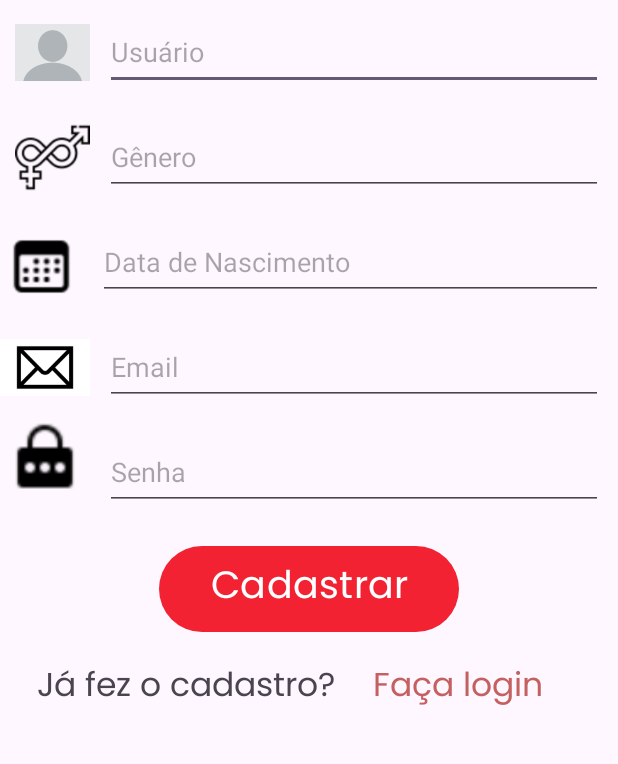
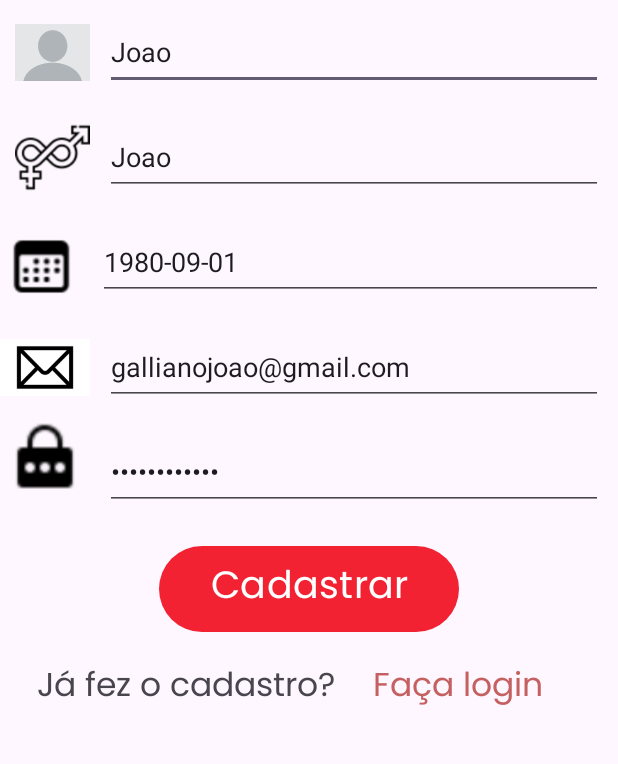
Before and after one commit to JoaoFGalliano/LibertFy, an Android app: the Cadastro screen opened directly, with no data from a screen before it, after a tap on "Cadastrar", on a phone screen of 412 x 824 dp, the part 389-1153 px from its top. Run offline under Robolectric (Android 15) with nearby library versions, the phone set to English and light mode, and no system bars.

Commit message:
ajustado conexões do kotlin

```diff
--- a/app/src/main/AndroidManifest.xml
+++ b/app/src/main/AndroidManifest.xml
@@ -13,6 +13,8 @@
         android:roundIcon="@mipmap/ic_launcher_round"
         android:supportsRtl="true"
         android:theme="@style/Theme.LibertFy"
+        android:usesCleartextTraffic="true"
+        android:networkSecurityConfig="@xml/network_security_config"
         tools:targetApi="31">
         <activity
             android:name=".Categorias"
--- a/app/src/main/java/com/sptech/libertfy/Cadastro.kt
+++ b/app/src/main/java/com/sptech/libertfy/Cadastro.kt
@@ -1,8 +1,10 @@
 package com.sptech.libertfy
 
 import android.content.Intent
+import android.os.Build
 import androidx.appcompat.app.AppCompatActivity
 import android.os.Bundle
+import androidx.annotation.RequiresApi
 import com.sptech.libertfy.api.LibertFyAPI
 import com.sptech.libertfy.api.model.Usuario
 import com.sptech.libertfy.databinding.ActivityCadastroBinding
@@ -11,6 +13,7 @@ import okhttp3.MediaType.Companion.toMediaTypeOrNull
 import okhttp3.RequestBody.Companion.toRequestBody
 import retrofit2.Call
 import retrofit2.Response
+import java.time.LocalDate
 
 
 class Cadastro : AppCompatActivity() {
@@ -36,11 +39,14 @@ class Cadastro : AppCompatActivity() {
 
     }
 
+    @RequiresApi(Build.VERSION_CODES.O)
     private fun cadastrar() {
         val endpoint = LibertFyAPI.criar()
 
         // Crie sua carga útil "raw" como uma String
-        val jsonPayload =
+        val jsonPayload = """
+
+        """.trimIndent()
                      "{\"nome\": \"${binding.etUsuario.text.toString()}\",\n" +
                     "  \"genero\": \"${binding.etGenero.text.toString()}\",\n" +
                     "  \"data\": \"${binding.etData.text.toString()}\",\n" +
@@ -50,13 +56,21 @@ class Cadastro : AppCompatActivity() {
         // Converta a String em um RequestBody
         val requestBody = jsonPayload.toRequestBody("application/json".toMediaTypeOrNull())
 
-        endpoint.criarComentario("oijioiou", Sessao.token)
+       // endpoint.criarComentario("oijioiou", Sessao.token)
 
         // Faça a chamada à API passando o RequestBody
-        val callback = endpoint.post(requestBody)
-        callback.enqueue(object : retrofit2.Callback<Usuario> {
+        val usuario = Usuario(
+            null,
+            binding.etUsuario.text.toString(),
+            binding.etGenero.text.toString(),
+            binding.etData.text.toString(),
+            binding.etEmail.text.toString(),
+            binding.etSenha.text.toString()
+        )
+        val callback = endpoint.post(usuario)
+        callback.enqueue(object : retrofit2.Callback<Void> {
 
-            override fun onResponse(call: Call<Usuario>, response: Response<Usuario>) {
+            override fun onResponse(call: Call<Void>, response: Response<Void>) {
                 when {
                     response.isSuccessful -> {
                         print("Deu Bom")
@@ -66,7 +80,7 @@ class Cadastro : AppCompatActivity() {
                 }
             }
 
-            override fun onFailure(call: Call<Usuario>, t: Throwable) {
+            override fun onFailure(call: Call<Void>, t: Throwable) {
                 println("Deu Ruim ${t.message}")
             }
         })
--- a/app/src/main/java/com/sptech/libertfy/api/LibertFyAPI.kt
+++ b/app/src/main/java/com/sptech/libertfy/api/LibertFyAPI.kt
@@ -27,7 +27,7 @@ interface LibertFyAPI {
     fun get(@Path("id") id: Int): Call<Usuario>
 
     @POST("/usuarios/criar")
-    fun post(@Body requestBody: RequestBody): Call<Usuario>
+    fun post(@Body requestBody: Usuario): Call<Void>
 
 //    @DELETE("/usuarios/{id}")
 //    fun delete(@Path("id") id: Int): Call<Void>
@@ -48,7 +48,7 @@ interface LibertFyAPI {
     fun criarComentario(@Body comentario:String, @Header("authentication") authentication:String): Call<Void>
 
     companion object {
-        var BASE_URL = "https://ec2-23-22-61-175.compute-1.amazonaws.com:8443"
+        var BASE_URL = "http://ec2-23-22-61-175.compute-1.amazonaws.com:8081"
         fun criar():LibertFyAPI {
             val retrofit = Retrofit.Builder()
                 .addConverterFactory(GsonConverterFactory.create())
--- a/app/src/main/java/com/sptech/libertfy/api/model/Usuario.kt
+++ b/app/src/main/java/com/sptech/libertfy/api/model/Usuario.kt
@@ -1,7 +1,7 @@
 package com.sptech.libertfy.api.model
 
 data class Usuario(
-    val id: Int,
+    val id: Int? = null,
 
     val nome: String,
 
--- a/app/src/main/res/layout/activity_cadastro.xml
+++ b/app/src/main/res/layout/activity_cadastro.xml
@@ -57,6 +57,7 @@
                 android:layout_height="50dp"
                 android:layout_margin="10dp"
                 android:hint="@string/nome"
+                android:text="Joao"
                 android:inputType="text"></EditText>
         </LinearLayout>
 
@@ -78,6 +79,7 @@
                 android:layout_width="match_parent"
                 android:layout_height="50dp"
                 android:layout_margin="10dp"
+                android:text="Joao"
                 android:hint="@string/genero"
                 android:inputType="text"></EditText>
         </LinearLayout>
@@ -99,6 +101,7 @@
                 android:layout_width="match_parent"
                 android:layout_height="50dp"
                 android:layout_margin="10dp"
+                android:text="1980-09-01"
                 android:hint="@string/data"
                 android:inputType="text"></EditText>
         </LinearLayout>
@@ -118,6 +121,7 @@
                 android:layout_width="match_parent"
                 android:layout_height="50dp"
                 android:layout_margin="10dp"
+                android:text="gallianojoao@gmail.com"
                 android:hint="@string/email"
                 android:inputType="text"></EditText>
         </LinearLayout>
@@ -137,6 +141,7 @@
                 android:layout_width="match_parent"
                 android:layout_height="50dp"
                 android:layout_margin="10dp"
+                android:text="Admin@123Abc"
                 android:hint="@string/senha"
                 android:inputType="textPassword"></EditText>
         </LinearLayout>
```
Also changed, not shown: app/src/main/java/com/sptech/libertfy/Restaurantes.kt (+5 -5 lines), app/src/main/res/xml/network_security_config.xml (added, +19 -0 lines).
